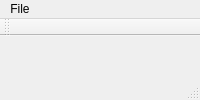
This is mainwindow.ui in Vaskepug/newGraph as Qt 5 draws it before an edit. The edited form follows.
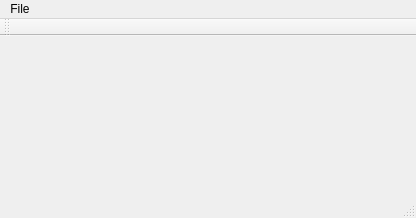
This is the edited form.

```diff
--- a/mainwindow.ui
+++ b/mainwindow.ui
@@ -2,6 +2,14 @@
 <ui version="4.0">
  <class>MainWindow</class>
  <widget class="QMainWindow" name="MainWindow">
+  <property name="geometry">
+   <rect>
+    <x>0</x>
+    <y>0</y>
+    <width>416</width>
+    <height>218</height>
+   </rect>
+  </property>
   <property name="windowTitle">
    <string>MainWindow</string>
   </property>
@@ -11,7 +19,7 @@
     <rect>
      <x>0</x>
      <y>0</y>
-     <width>495</width>
+     <width>416</width>
      <height>21</height>
     </rect>
    </property>
```
Left out of the diff: 6 changed lines with no effect on the pictures.
